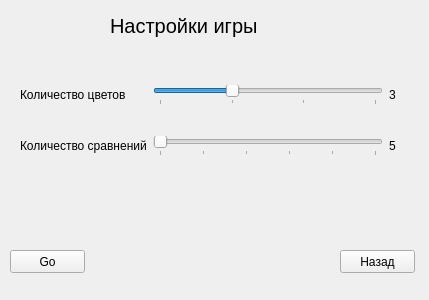
Before: the Qt Designer form colorsett.ui in moevm/gui-1h2017-12, drawn with Qt 5.
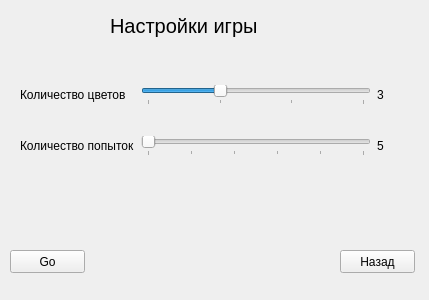
After: the same form once the commit is applied.

Commit message: Исправлены опечатки

Diff of the .ui file:
```diff
--- a/colorsett.ui
+++ b/colorsett.ui
@@ -110,7 +110,7 @@
     <item row="1" column="0">
      <widget class="QLabel" name="label_2">
       <property name="text">
-       <string>Количество сравнений</string>
+       <string>Количество попыток</string>
       </property>
      </widget>
     </item>
```
The commit also changes 1 other file.
